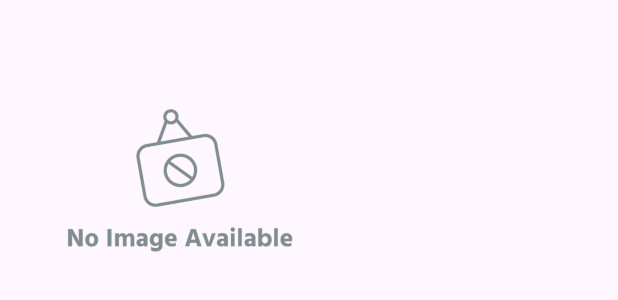
After one commit to kerolosragaie/colors_app, an Android app: the layout error_search.xml on its own in the app's theme, with its tools: preview values and no code run, on a phone screen of 412 x 824 dp. The commit adds this screen. Shown: the top 300 px of the screen. Run offline under Robolectric (Android 15) with nearby library versions, the phone set to English and light mode, and no system bars; network calls fail.

Commit message:
adding search functionality

```diff
--- /dev/null
+++ b/app/src/main/res/layout/error_search.xml
@@ -0,0 +1,15 @@
+<?xml version="1.0" encoding="utf-8"?>
+<LinearLayout xmlns:android="http://schemas.android.com/apk/res/android"
+    android:layout_width="wrap_content"
+    android:layout_height="wrap_content"
+    xmlns:tools="http://schemas.android.com/tools"
+    android:id="@+id/error_search"
+    android:visibility="gone"
+    tools:visibility="visible">
+
+    <ImageView
+        android:layout_width="240dp"
+        android:layout_height="240dp"
+        android:src="@drawable/image_not_found"/>
+
+</LinearLayout>
```
Also changed, not shown: app/src/main/java/com/kerollosragaie/colorsapp/features/album_details/presentation/view/AlbumDetailsActivity.kt (+47 -1 lines), app/src/main/java/com/kerollosragaie/colorsapp/features/album_details/presentation/view/PhotosAdapter.kt (+8 -1 lines), app/src/main/res/layout/activity_album_details.xml (+9 -0 lines), app/src/main/res/drawable/image_not_found.png (added).
